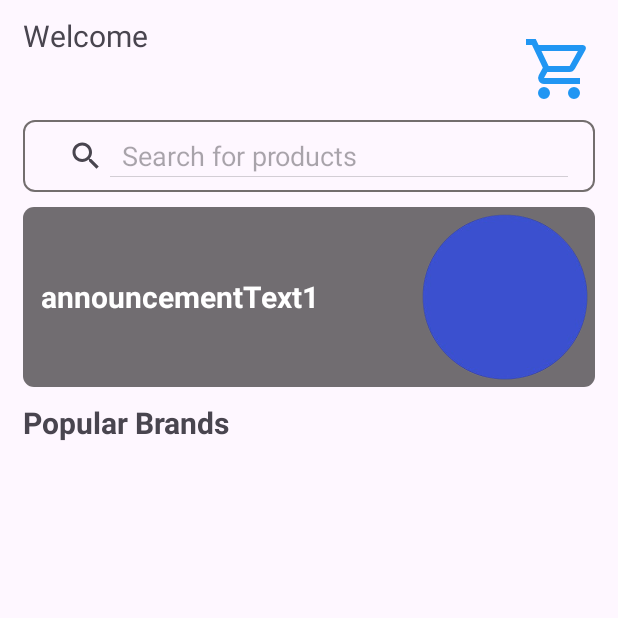
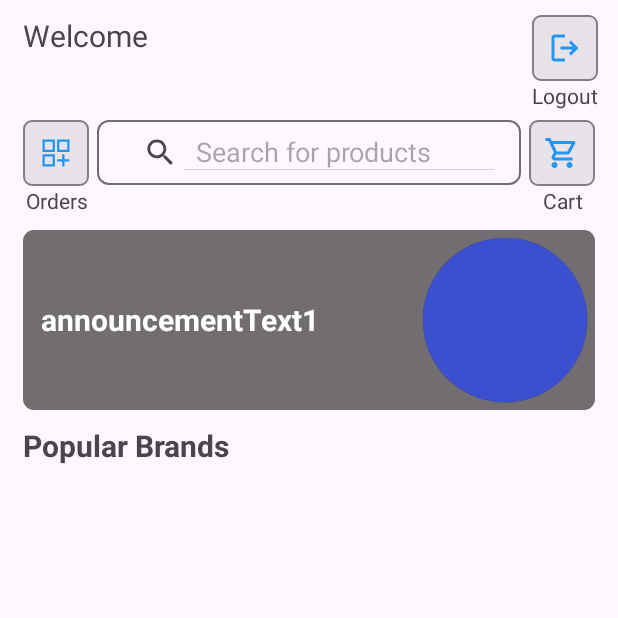
Before and after one commit to yengajr/Ferterliser_Distribution, an Android app: the UserDashboard screen opened directly, with no data from a screen before it, on a phone screen of 412 x 824 dp, the top half of it. Run offline under Robolectric (Android 15) with nearby library versions, the phone set to English and light mode, and no system bars; our stand-ins replace Firebase (no records; nobody signed in at launch, a user with empty details on screens opened directly).

Commit message:
Sixth commit with changes to user dashboard ui.

```diff
--- a/app/src/main/java/com/example/ferterliserdistribution/AdminNavigation.java
+++ b/app/src/main/java/com/example/ferterliserdistribution/AdminNavigation.java
@@ -20,13 +20,7 @@ public class AdminNavigation extends AppCompatActivity {
     @Override
     protected void onCreate(Bundle savedInstanceState) {
         super.onCreate(savedInstanceState);
-        EdgeToEdge.enable(this);
         setContentView(R.layout.activity_admin_navigation);
-        ViewCompat.setOnApplyWindowInsetsListener(findViewById(R.id.main), (v, insets) -> {
-            Insets systemBars = insets.getInsets(WindowInsetsCompat.Type.systemBars());
-            v.setPadding(systemBars.left, systemBars.top, systemBars.right, systemBars.bottom);
-            return insets;
-        });
 
         home = findViewById(R.id.linear_Layout_home);
         orders = findViewById(R.id.linear_Layout_order);
--- a/app/src/main/java/com/example/ferterliserdistribution/UserDashboard.java
+++ b/app/src/main/java/com/example/ferterliserdistribution/UserDashboard.java
@@ -38,19 +38,34 @@ import java.util.Objects;
 public class UserDashboard extends AppCompatActivity {
 
     TextView username, announcementText;
-    ImageButton btn_navigation, btn_cart, btn_logout;
+
+    ImageButton btn_navigation, btn_logout;
+
     TextView cart_count,current_total1;
+
     RecyclerView recyclerView;
+
     ShapeableImageView announcementImage;
+
     SearchView searchView;
+    ImageButton logout,cart,orders;
+
     private SwipeRefreshLayout mySwipeRefreshLayout;
+
     ItemsAdapter itemsAdapter;
+
     ArrayList<Product> productArrayList;
+
     ArrayList<AnnouncementClass> announcementArrayList;
+
     FirebaseFirestore db;
+
     private FirebaseAuth mAuth;
+
     Dialog dialog;
+
     String userId, imageUrl, announcementText1;
+
 
     private boolean doubleBackToExitPressedOnce = false;
     private static final int BACK_PRESS_DELAY = 2000; // 2 second
@@ -89,8 +104,10 @@ public class UserDashboard extends AppCompatActivity {
         searchView = findViewById(R.id.searchView);
         mySwipeRefreshLayout = findViewById(R.id.main);
         cart_count = findViewById(R.id.cart_count);
-        btn_cart = findViewById(R.id.cart1);
         current_total1 = findViewById(R.id.current_total);
+        logout = findViewById(R.id.logout);
+        cart = findViewById(R.id.cart1);
+        orders = findViewById(R.id.orders);
 
         announcementArrayList = new ArrayList<>();
 
@@ -112,7 +129,7 @@ public class UserDashboard extends AppCompatActivity {
         // Set the texts
         announcementText.setText("announcementText1");
 
-        announcementText.setOnClickListener(v -> {
+        logout.setOnClickListener(v -> {
             //log out
             mAuth.signOut();
             startActivity(new Intent(UserDashboard.this, Login.class));
@@ -120,19 +137,14 @@ public class UserDashboard extends AppCompatActivity {
         });
 
 
-        announcementImage.setOnClickListener(v -> {
-            //log out
-           /* mAuth.signOut();
-                startActivity(new Intent(UserDashboard.this, Login.class));
-                finish();*/
-
-            // Move to the myorders page
+        orders.setOnClickListener(v -> {
+            // Move to the my orders page
             startActivity(new Intent(UserDashboard.this, MyOrders.class));
 
         });
 
         // Set the cart button listener
-        btn_cart.setOnClickListener(v -> {
+        cart.setOnClickListener(v -> {
             // Move to the cart page
             startActivity(new Intent(UserDashboard.this, Items_Cart.class));
         });
--- /dev/null
+++ b/app/src/main/res/drawable/dashboard_icon.xml
@@ -0,0 +1,9 @@
+<vector xmlns:android="http://schemas.android.com/apk/res/android"
+    android:width="24dp"
+    android:height="24dp"
+    android:viewportWidth="960"
+    android:viewportHeight="960">
+  <path
+      android:fillColor="@color/light_blue"
+      android:pathData="M120,120h330v330L120,450v-330ZM180,179v188,-188ZM510,120h330v330L510,450v-330ZM593,179v188,-188ZM120,510h330v330L120,840v-330ZM180,591v189,-189ZM645,510h60v135h135v60L705,705v135h-60v-135L510,705v-60h135v-135ZM570,180v210h210v-210L570,180ZM180,180v210h210v-210L180,180ZM180,570v210h210v-210L180,570Z"/>
+</vector>
--- a/app/src/main/res/drawable/logout_icon.xml
+++ b/app/src/main/res/drawable/logout_icon.xml
@@ -1,9 +1,9 @@
 <vector xmlns:android="http://schemas.android.com/apk/res/android"
-    android:width="64dp"
-    android:height="64dp"
+    android:width="24dp"
+    android:height="24dp"
     android:viewportWidth="960"
     android:viewportHeight="960">
   <path
-      android:pathData="M200,840q-33,0 -56.5,-23.5T120,760v-560q0,-33 23.5,-56.5T200,120h280v80L200,200v560h280v80L200,840ZM640,680 L585,622 687,520L360,520v-80h327L585,338l55,-58 200,200 -200,200Z"
-      android:fillColor="#5f6368"/>
+      android:fillColor="@color/light_blue"
+      android:pathData="M200,840q-33,0 -56.5,-23.5T120,760v-560q0,-33 23.5,-56.5T200,120h280v80L200,200v560h280v80L200,840ZM640,680 L585,622 687,520L360,520v-80h327L585,338l55,-58 200,200 -200,200Z"/>
 </vector>
--- a/app/src/main/res/drawable/navigation_button_design.xml
+++ b/app/src/main/res/drawable/navigation_button_design.xml
@@ -1,7 +1,7 @@
 <?xml version="1.0" encoding="utf-8"?>
 <shape xmlns:android="http://schemas.android.com/apk/res/android">
     <solid android:color="#8BC34A" />
-    <corners android:radius="7dp" />
+    <corners android:radius="0dp" />
     <stroke
         android:width="1dp"
         android:color="#1A1A1C" />
--- a/app/src/main/res/drawable/shopping_cart.xml
+++ b/app/src/main/res/drawable/shopping_cart.xml
@@ -1,6 +1,6 @@
 <vector xmlns:android="http://schemas.android.com/apk/res/android"
-    android:width="48dp"
-    android:height="48dp"
+    android:width="24dp"
+    android:height="24dp"
     android:viewportWidth="960"
     android:viewportHeight="960">
   <path
--- a/app/src/main/res/layout/activity_user_dashboard.xml
+++ b/app/src/main/res/layout/activity_user_dashboard.xml
@@ -35,50 +35,120 @@
             android:layout_below="@+id/topTittle"
              />
 
-        <ImageButton
-            android:id="@+id/cart1"
-            android:layout_width="wrap_content"
-            android:layout_height="wrap_content"
-            android:contentDescription="@string/cart_button"
-            android:layout_marginEnd="15dp"
-            android:layout_alignParentEnd="true"
-            android:layout_above="@id/searchView"
-            android:layout_marginBottom="10dp"
-            android:background="@color/transparent"
-            android:src="@drawable/shopping_cart" />
-
         <TextView
             android:layout_width="wrap_content"
             android:layout_height="wrap_content"
-            android:text="@string/_55"
+            android:text=""
             android:id="@+id/cart_count"
-            android:layout_above="@+id/cart1"
-            android:layout_marginTop="10dp"
+            android:layout_alignTop="@+id/linearLayout1"
             android:layout_alignParentEnd="true"
-            android:layout_marginEnd="22dp"
+            android:layout_marginEnd="30dp"
             android:textColor="@color/red"
             android:visibility="gone"
             />
 
-        <SearchView
+        <LinearLayout
+            android:id="@+id/linear_layout4"
+            android:layout_width="wrap_content"
+            android:layout_height="wrap_content"
+            android:orientation="vertical"
+            android:layout_marginTop="10dp"
+            android:layout_marginEnd="13dp"
+            android:layout_alignParentEnd="true"
+            >
+
+            <ImageButton
+                android:layout_width="wrap_content"
+                android:layout_height="wrap_content"
+                android:src="@drawable/logout_icon"
+                android:id="@+id/logout"
+                android:contentDescription="logout button"
+                android:background="@drawable/icon_design"
+                />
+            <TextView
+                android:layout_width="match_parent"
+                android:layout_height="match_parent"
+                android:text="Logout"
+                android:textAlignment="center"
+                />
+        </LinearLayout>
+
+        <LinearLayout
             android:layout_width="match_parent"
             android:layout_height="wrap_content"
-            android:id="@+id/searchView"
+            android:orientation="horizontal"
             android:layout_below="@+id/user_name"
             android:layout_marginStart="15dp"
             android:layout_marginEnd="15dp"
             android:layout_marginBottom="10dp"
+            android:id="@+id/linearLayout1"
+            >
+
+            <LinearLayout
+                android:layout_width="wrap_content"
+                android:layout_height="wrap_content"
+                android:orientation="vertical"
+                android:layout_marginEnd="5dp"
+                >
+
+                <ImageButton
+                    android:layout_width="wrap_content"
+                    android:layout_height="wrap_content"
+                    android:src="@drawable/dashboard_icon"
+                    android:id="@+id/orders"
+                    android:contentDescription="profile_button"
+                    android:background="@drawable/icon_design"
+                    />
+                <TextView
+                    android:layout_width="match_parent"
+                    android:layout_height="match_parent"
+                    android:text="Orders"
+                    android:textAlignment="center"
+                    />
+            </LinearLayout>
+
+        <SearchView
+            android:layout_width="0dp"
+            android:layout_height="43dp"
+            android:id="@+id/searchView"
             android:queryHint="Search for products"
             android:background="@drawable/spinner_design"
             android:iconifiedByDefault="false"
-            android:layout_centerHorizontal="true"
+            android:layout_marginEnd="5dp"
+            android:layout_weight="1"
             />
+
+
+            <LinearLayout
+                android:layout_width="wrap_content"
+                android:layout_height="wrap_content"
+                android:orientation="vertical"
+                >
+
+                <ImageButton
+                    android:id="@+id/cart1"
+                    android:layout_width="wrap_content"
+                    android:layout_height="wrap_content"
+                    android:background="@drawable/icon_design"
+                    android:contentDescription="@string/cart_button"
+                    android:layout_gravity="end"
+                    android:src="@drawable/shopping_cart" />
+
+                <TextView
+                    android:layout_width="match_parent"
+                    android:layout_height="match_parent"
+                    android:text="Cart"
+                    android:textAlignment="center"
+                    />
+            </LinearLayout>
+
+        </LinearLayout>
 
         <RelativeLayout
             android:id="@+id/relativeLayout"
             android:layout_width="match_parent"
             android:layout_height="wrap_content"
-            android:layout_below="@id/searchView"
+            android:layout_below="@id/linearLayout1"
             android:layout_marginStart="15dp"
             android:background="@drawable/background_design"
             android:layout_marginEnd="15dp"
```
Also changed, not shown: app/src/main/res/drawable/navigation_design.xml (added, +8 -0 lines), app/src/main/res/layout/activity_admin_navigation.xml (+29 -29 lines).
